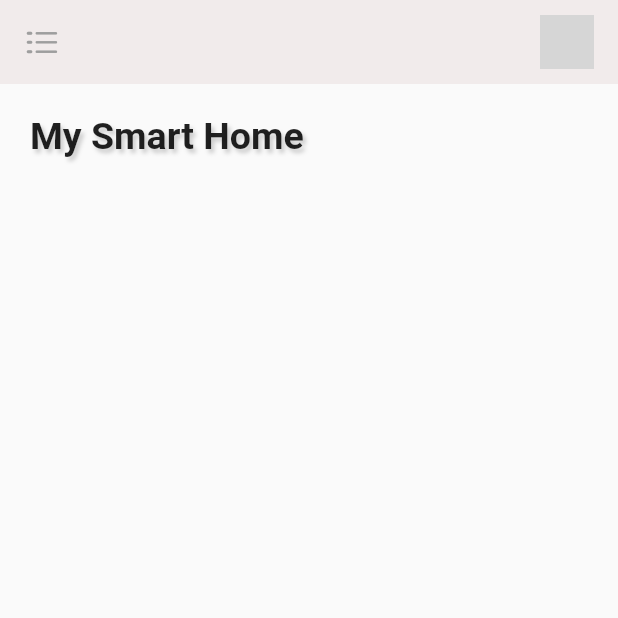
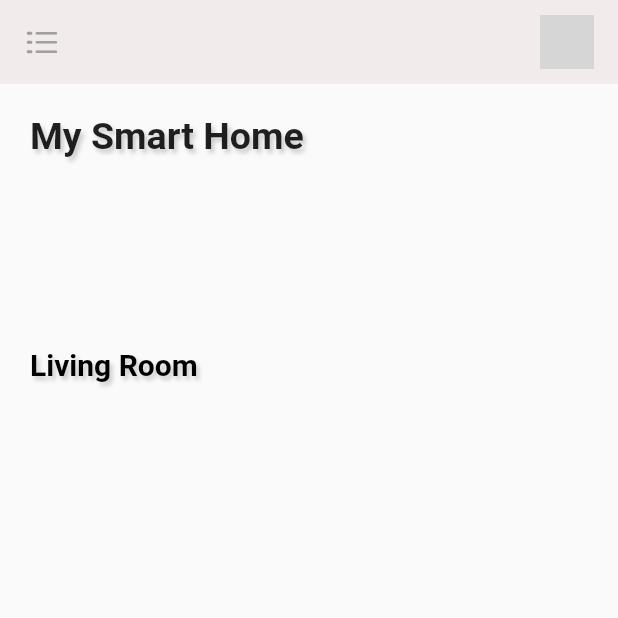
Before and after one commit to mrudulmohan007/smarhomeui, a Flutter app: the screen it shows after launch, on a phone screen of 412 x 824 dp, the top half of it. Run offline on Flutter 3.47's test engine with Material 2 defaults, Android fonts, the phone set to English and light mode, and no system bars; grey boxes are pictures that could not be loaded.

Commit message:
fourth commit

```diff
--- /dev/null
+++ b/lib/components/appliances.dart
@@ -0,0 +1,17 @@
+import 'package:flutter/material.dart';
+
+class Appliance extends StatelessWidget {
+  //adding a custom widget ,follow this steps to create a custom widget.
+  Color? colour;
+  IconData? icon;
+  String? label;
+  Appliance({
+    this.colour,
+    this.icon,
+    this.label,
+  });
+  @override
+  Widget build(BuildContext context) {
+    return Container();
+  }
+}
--- a/lib/homescreen.dart
+++ b/lib/homescreen.dart
@@ -1,5 +1,7 @@
 import 'package:flutter/material.dart';
 import 'package:flutter/cupertino.dart';
+import 'components/appliances.dart';
+import 'package:flutter_smarthomeui/components/appliances.dart';
 
 class HomeScreen extends StatefulWidget {
   const HomeScreen({super.key});
@@ -60,7 +62,81 @@ class _HomeScreenState extends State<HomeScreen> {
                         ),
                       )
                     ],
-                  )
+                  ),
+                  SizedBox(
+                    height: MediaQuery.of(context).size.width * 0.08,
+                  ),
+                  Padding(
+                    padding: EdgeInsets.only(left: 20.0),
+                    child: Row(
+                      children: [
+                        Appliance(
+                          colour: Colors.yellow,
+                          icon: Icons.lightbulb,
+                          label: 'Light',
+                        ),
+                        SizedBox(
+                          width: MediaQuery.of(context).size.width * 0.03,
+                        ),
+                        Appliance(
+                          colour: Colors.blueAccent,
+                          icon: Icons.play_circle_fill_outlined,
+                          label: 'Media',
+                        ),
+                      ],
+                    ),
+                  ),
+                  SizedBox(
+                    height: MediaQuery.of(context).size.width * 0.05,
+                  ),
+                  Padding(
+                    padding: EdgeInsets.only(left: 20.0),
+                    child: Row(
+                      children: [
+                        Appliance(
+                          colour: Colors.redAccent,
+                          icon: Icons.videocam_rounded,
+                          label: 'Camera',
+                        ),
+                        SizedBox(
+                          width: MediaQuery.of(context).size.width * 0.03,
+                        ),
+                        Appliance(
+                          colour: Colors.greenAccent.shade700,
+                          icon: Icons.wifi,
+                          label: 'Wi-fi',
+                        ),
+                      ],
+                    ),
+                  ),
+                  SizedBox(
+                    height: MediaQuery.of(context).size.width * 0.08,
+                  ),
+                  Row(
+                    children: [
+                      Padding(
+                        padding: EdgeInsets.only(
+                          left: 20,
+                          top: 20,
+                        ),
+                        child: Text(
+                          'Living Room',
+                          style: TextStyle(
+                            color: Colors.black,
+                            fontSize: 20,
+                            fontWeight: FontWeight.w700,
+                            shadows: [
+                              BoxShadow(
+                                color: Colors.grey.withOpacity(0.5),
+                                blurRadius: 3,
+                                offset: Offset(2, 3),
+                              ),
+                            ],
+                          ),
+                        ),
+                      )
+                    ],
+                  ),
                 ],
               )
             ],
```
